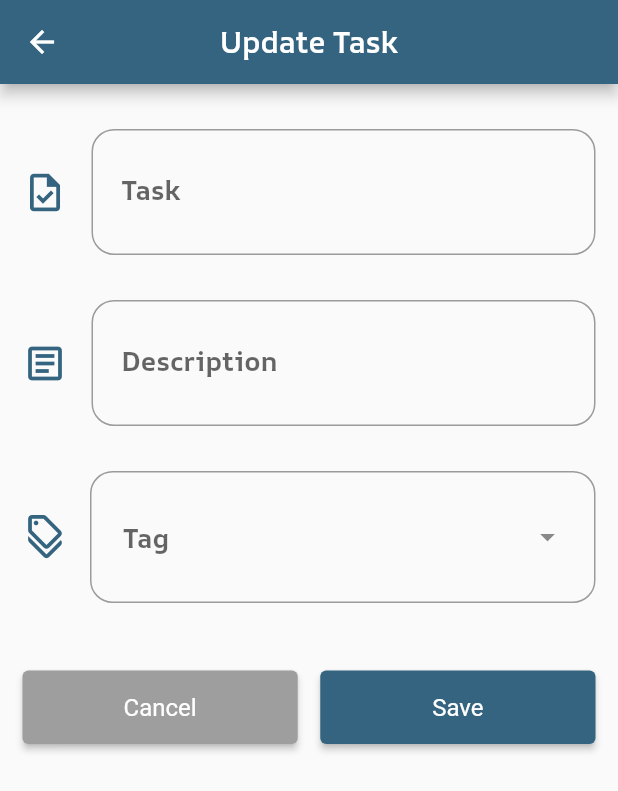
After one commit to mohanedSalaheldin/todoy, a Flutter app: the UpdateScreen screen opened directly, on a phone screen of 412 x 824 dp. The commit adds this screen. Shown: the top 791 px of the screen. Run offline on Flutter 3.47's test engine with Material 2 defaults, Android fonts, the phone set to English and light mode, and no system bars; our stand-ins replace cloud_firestore, dropdown_button2, firebase_core, flutter_bloc; accounts and stored records are empty.

Commit message:
update task added

```diff
--- a/lib/layout/home_layout.dart
+++ b/lib/layout/home_layout.dart
@@ -11,9 +11,7 @@ class HomeLayout extends StatelessWidget {
   Widget build(BuildContext context) {
     // var width = MediaQuery.of(context).size.width;
     // var height = MediaQuery.of(context).size.height;
-    return BlocProvider(
-      create: (context) => TodoCubit(),
-      child: BlocConsumer<TodoCubit, TodoStates>(
+    return BlocConsumer<TodoCubit, TodoStates>(
       listener: (context, state) {},
       builder: (context, state) {
         var cubit = TodoCubit.get(context);
@@ -62,7 +60,6 @@ class HomeLayout extends StatelessWidget {
           ),
         );
       },
-      ),
     );
   }
 }
--- /dev/null
+++ b/lib/screens/update_task_screen.dart
@@ -0,0 +1,212 @@
+import 'package:dropdown_button2/dropdown_button2.dart';
+import 'package:flutter/material.dart';
+import 'package:flutter_bloc/flutter_bloc.dart';
+import 'package:todo_with_firebase_08oct/models/task_model.dart';
+import 'package:todo_with_firebase_08oct/shered/components/components.dart';
+import 'package:todo_with_firebase_08oct/shered/cubit/cubit.dart';
+import 'package:todo_with_firebase_08oct/shered/cubit/states.dart';
+
+class UpdateScreen extends StatelessWidget {
+  TaskModel? model;
+  final _updateFormKey = GlobalKey<FormState>();
+  String selectedUpdateValue = '';
+  var taskUpdateController = TextEditingController();
+  var descriptionUpdateController = TextEditingController();
+  var tagUpdateController = TextEditingController();
+
+  UpdateScreen({super.key});
+
+  @override
+  Widget build(BuildContext context) {
+    return BlocConsumer<TodoCubit, TodoStates>(
+      listener: (context, state) {},
+      builder: (context, state) {
+        var cubit = TodoCubit.get(context);
+        model = cubit.taskModel;
+        if (model != null) {
+          taskUpdateController.text = model!.taskName!;
+          descriptionUpdateController.text = model!.taskDesc!;
+          tagUpdateController.text = model!.taskTag!;
+        }
+
+        return Scaffold(
+          appBar: AppBar(
+            title: const Text(
+              'Update Task',
+            ),
+          ),
+          body: Padding(
+            padding: const EdgeInsets.all(15.0),
+            child: Column(
+              children: [
+                Form(
+                  key: _updateFormKey,
+                  child: SingleChildScrollView(
+                    child: Column(
+                      children: [
+                        defaultUpdateTextform(
+                          validation: (value) {
+                            if (value == null || value.isEmpty) {
+                              return 'Task name can\'t be empty';
+                            }
+
+                            return null;
+                          },
+                          controller: taskUpdateController,
+                          label: 'Task',
+                          icon: Icons.task_outlined,
+                        ),
+                        defaultUpdateTextform(
+                          validation: (p0) {
+                            return null;
+                          },
+                          controller: descriptionUpdateController,
+                          label: 'Description',
+                          icon: Icons.article_outlined,
+                        ),
+                        Padding(
+                          padding: const EdgeInsets.symmetric(
+                            vertical: 15,
+                          ),
+                          child: Row(
+                            children: [
+                              const Icon(
+                                Icons.discount_outlined,
+                                size: 30.0,
+                              ),
+                              const SizedBox(
+                                width: 15.0,
+                              ),
+                              Expanded(
+                                child: DropdownButtonFormField2<String>(
+                                  value: tagUpdateController.text,
+                                  isExpanded: true,
+                                  decoration: InputDecoration(
+                                    contentPadding:
+                                        const EdgeInsetsDirectional.symmetric(
+                                      horizontal: 20,
+                                      vertical: 32,
+                                    ),
+
+                                    border: OutlineInputBorder(
+                                      borderRadius: BorderRadius.circular(15),
+                                    ),
+
+                                    // Add more decoration..
+                                  ),
+                                  hint: const Text(
+                                    'Tag',
+                                    style: TextStyle(
+                                      fontSize: 18.0,
+                                      fontWeight: FontWeight.bold,
+                                    ),
+                                  ),
+                                  items: items
+                                      .map((item) => DropdownMenuItem<String>(
+                                            value: item,
+                                            child: Text(
+                                              item,
+                                              style: const TextStyle(
+                                                fontSize: 18.0,
+                                                fontWeight: FontWeight.bold,
+                                              ),
+                                            ),
+                                          ))
+                                      .toList(),
+                                  validator: (value) {
+                                    return null;
+                                  },
+                                  onChanged: (value) {
+                                    tagUpdateController.text = value!;
+
+                                    //Do something when selected item is changed.
+                                  },
+                                  onSaved: (value) {
+                                    selectedUpdateValue = value.toString();
+                                  },
+                                  buttonStyleData: const ButtonStyleData(
+
+                                      // padding: EdgeInsets.only(right: 8),
+
+                                      ),
+                                  iconStyleData: const IconStyleData(
+                                    icon: Icon(
+                                      Icons.arrow_drop_down,
+                                      color: Colors.black45,
+                                    ),
+                                    iconSize: 24,
+                                  ),
+                                  dropdownStyleData: DropdownStyleData(
+                                    decoration: BoxDecoration(
+                                      borderRadius: BorderRadius.circular(15),
+                                    ),
+                                  ),
+                                  menuItemStyleData: const MenuItemStyleData(
+                                    padding: EdgeInsets.symmetric(
+                                      horizontal: 2,
+                                      vertical: 0,
+                                    ),
+                                  ),
+                                ),
+                              ),
+                            ],
+                          ),
+                        ),
+                      ],
+                    ),
+                  ),
+                ),
+                // const Spacer(),
+                const SizedBox(
+                  height: 30.0,
+                ),
+                Row(
+                  children: [
+                    Expanded(
+                      child: ElevatedButton(
+                        onPressed: () {
+                          Navigator.pop(context);
+                        },
+                        style: ButtonStyle(
+                          backgroundColor:
+                              MaterialStateProperty.all(Colors.grey),
+                        ),
+                        child: const Text(
+                          'Cancel',
+                        ),
+                      ),
+                    ),
+                    const SizedBox(
+                      width: 15.0,
+                    ),
+                    Expanded(
+                      child: ElevatedButton(
+                        onPressed: () {
+                          if (_updateFormKey.currentState!.validate()) {
+                            cubit.editThisTask(
+                              taskName: taskUpdateController.text,
+                              taskTag: tagUpdateController.text,
+                              taskDesc: descriptionUpdateController.text,
+                              taskId: model!.taskId,
+                            );
+                            taskUpdateController.text = '';
+                            descriptionUpdateController.text = '';
+                            tagUpdateController.text = '';
+                            Navigator.pop(context);
+                          }
+                        },
+                        child: const Text(
+                          'Save',
+                        ),
+                      ),
+                    ),
+                  ],
+                ),
+              ],
+            ),
+          ),
+        );
+      },
+    );
+  }
+}
--- a/lib/shered/cubit/states.dart
+++ b/lib/shered/cubit/states.dart
@@ -3,3 +3,7 @@ abstract class TodoStates {}
 class TodoInitialState extends TodoStates {}
 
 class ChangeBottomNavBarState extends TodoStates {}
+
+class UpdateTaskSuccessState extends TodoStates {}
+
+class UpdateTaskErrorState extends TodoStates {}
--- a/lib/shered/styles/themes.dart
+++ b/lib/shered/styles/themes.dart
@@ -2,6 +2,21 @@ import 'package:flutter/material.dart';
 import 'package:todo_with_firebase_08oct/shered/styles/colors.dart';
 
 ThemeData lightTheme() => ThemeData(
+      elevatedButtonTheme: ElevatedButtonThemeData(
+          style: ButtonStyle(
+        textStyle: MaterialStateProperty.all(
+          const TextStyle(
+            fontSize: 16.0,
+            // fontWeight: FontWeight.bold,`
+          ),
+        ),
+        padding: MaterialStateProperty.all(
+          const EdgeInsets.symmetric(
+            horizontal: 15.0,
+            vertical: 15.0,
+          ),
+        ),
+      )),
       // scaffoldBackgroundColor: Colors.white,
       fontFamily: 'OneSans',
       appBarTheme: const AppBarTheme(
```
Also changed, not shown: lib/main.dart (+10 -5 lines), lib/screens/notes_screen.dart (+9 -2 lines), lib/shered/components/components.dart (+218 -188 lines), lib/shered/cubit/cubit.dart (+29 -0 lines), lib/shered/network/romote/firebase_helper.dart (+2 -6 lines). Lines whose indentation alone changed are shown as unchanged.
